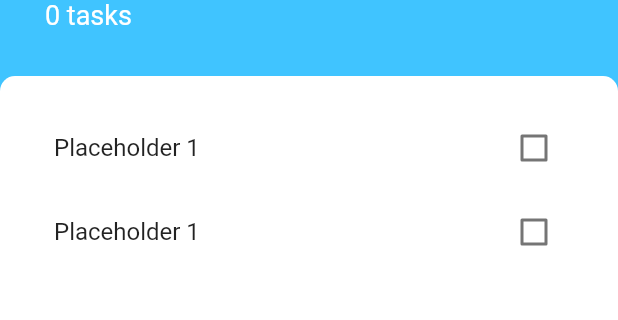
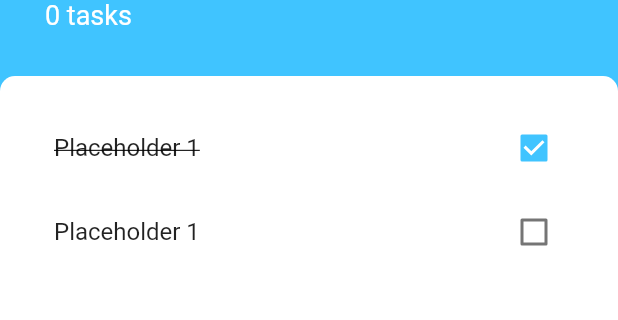
Before and after one commit to KeysGilbert/todoey_flutter, a Flutter app: the screen it shows after launch, after a tap on "Placeholder 1", on a phone screen of 412 x 824 dp, the part 254-574 px from its top. Run offline on Flutter 3.47's test engine with Material 2 defaults, Android fonts, the phone set to English and light mode, and no system bars.

Commit message:
strikethrough text if checkbox is checked

```diff
--- a/lib/task_tile.dart
+++ b/lib/task_tile.dart
@@ -1,35 +1,27 @@
 import 'package:flutter/material.dart';
 
 class TaskTile extends StatefulWidget {
-
   @override
   State<TaskTile> createState() => _TaskTileState();
 }
 
 class _TaskTileState extends State<TaskTile> {
-  bool isChecked = false;
+  bool? isChecked = false;
 
   @override
   Widget build(BuildContext context) {
-    return TaskCheckbox(isChecked);
-  }
-}
-
-class TaskCheckbox extends StatelessWidget {
-  @override
-
-  final bool checkboxState;
-  TaskCheckbox(this.checkboxState);
-
-  Widget build(BuildContext context) {
     return CheckboxListTile(
-      value: checkboxState,
+      value: isChecked,
       onChanged: (newValue) {
-   //     setState(() {
-     //     isChecked = newValue;
-       // });
+        setState(() {
+          isChecked = newValue;
+        });
       },
-      title: Text("Placeholder 1", style: TextStyle(decoration: checkboxState? TextDecoration.lineThrough : null),),
+      title: Text(
+        "Placeholder 1",
+        style: TextStyle(
+            decoration: isChecked! ? TextDecoration.lineThrough : null),
+      ),
       controlAffinity: ListTileControlAffinity.trailing,
       activeColor: Colors.lightBlueAccent,
     );
```
